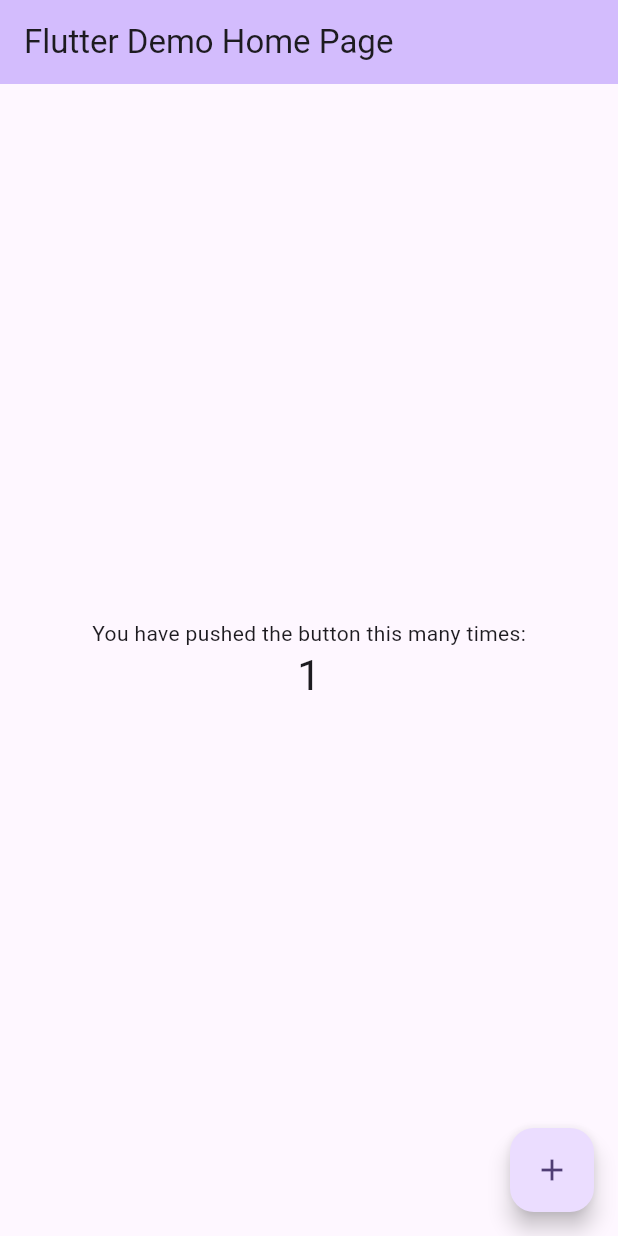
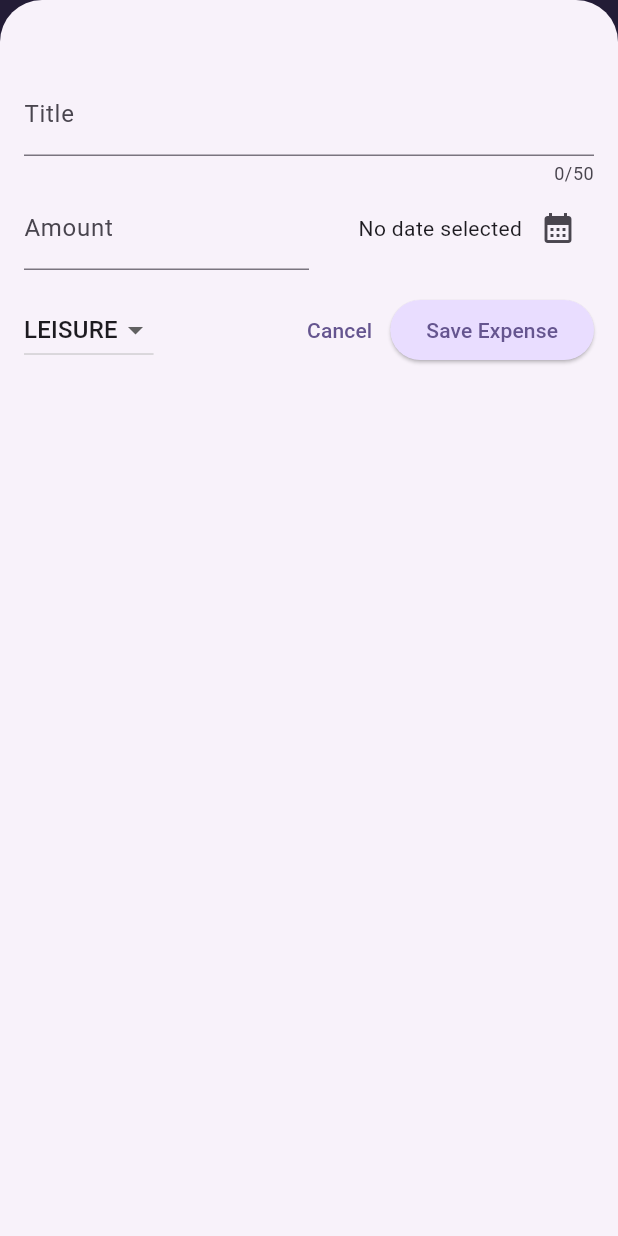
Before and after one commit to advs94/expense_tracker, a Flutter app: the screen it shows after launch, after a tap on the "add" icon, on a phone screen of 412 x 824 dp. Run offline on Flutter 3.47's test engine with Material 3 defaults, Android fonts, the phone set to English and light mode, and no system bars.

Commit message:
Finished Expense Tracker Application

```diff
--- a/lib/main.dart
+++ b/lib/main.dart
@@ -1,125 +1,62 @@
+import 'package:expense_tracker/widgets/expenses.dart';
 import 'package:flutter/material.dart';
 
+var kColorScheme = ColorScheme.fromSeed(
+  seedColor: const Color.fromARGB(255, 96, 59, 181),
+);
+
+var kDarkColorScheme = ColorScheme.fromSeed(
+  brightness: Brightness.dark,
+  seedColor: const Color.fromARGB(255, 5, 99, 125),
+);
+
 void main() {
-  runApp(const MyApp());
-}
-
-class MyApp extends StatelessWidget {
-  const MyApp({super.key});
-
-  // This widget is the root of your application.
-  @override
-  Widget build(BuildContext context) {
-    return MaterialApp(
-      title: 'Flutter Demo',
-      theme: ThemeData(
-        // This is the theme of your application.
-        //
-        // TRY THIS: Try running your application with "flutter run". You'll see
-        // the application has a purple toolbar. Then, without quitting the app,
-        // try changing the seedColor in the colorScheme below to Colors.green
-        // and then invoke "hot reload" (save your changes or press the "hot
-        // reload" button in a Flutter-supported IDE, or press "r" if you used
-        // the command line to start the app).
-        //
-        // Notice that the counter didn't reset back to zero; the application
-        // state is not lost during the reload. To reset the state, use hot
-        // restart instead.
-        //
-        // This works for code too, not just values: Most code changes can be
-        // tested with just a hot reload.
-        colorScheme: ColorScheme.fromSeed(seedColor: Colors.deepPurple),
-        useMaterial3: true,
-      ),
-      home: const MyHomePage(title: 'Flutter Demo Home Page'),
-    );
-  }
-}
-
-class MyHomePage extends StatefulWidget {
-  const MyHomePage({super.key, required this.title});
-
-  // This widget is the home page of your application. It is stateful, meaning
-  // that it has a State object (defined below) that contains fields that affect
-  // how it looks.
-
-  // This class is the configuration for the state. It holds the values (in this
-  // case the title) provided by the parent (in this case the App widget) and
-  // used by the build method of the State. Fields in a Widget subclass are
-  // always marked "final".
-
-  final String title;
-
-  @override
-  State<MyHomePage> createState() => _MyHomePageState();
-}
-
-class _MyHomePageState extends State<MyHomePage> {
-  int _counter = 0;
-
-  void _incrementCounter() {
-    setState(() {
-      // This call to setState tells the Flutter framework that something has
-      // changed in this State, which causes it to rerun the build method below
-      // so that the display can reflect the updated values. If we changed
-      // _counter without calling setState(), then the build method would not be
-      // called again, and so nothing would appear to happen.
-      _counter++;
-    });
-  }
-
-  @override
-  Widget build(BuildContext context) {
-    // This method is rerun every time setState is called, for instance as done
-    // by the _incrementCounter method above.
-    //
-    // The Flutter framework has been optimized to make rerunning build methods
-    // fast, so that you can just rebuild anything that needs updating rather
-    // than having to individually change instances of widgets.
-    return Scaffold(
-      appBar: AppBar(
-        // TRY THIS: Try changing the color here to a specific color (to
-        // Colors.amber, perhaps?) and trigger a hot reload to see the AppBar
-        // change color while the other colors stay the same.
-        backgroundColor: Theme.of(context).colorScheme.inversePrimary,
-        // Here we take the value from the MyHomePage object that was created by
-        // the App.build method, and use it to set our appbar title.
-        title: Text(widget.title),
-      ),
-      body: Center(
-        // Center is a layout widget. It takes a single child and positions it
-        // in the middle of the parent.
-        child: Column(
-          // Column is also a layout widget. It takes a list of children and
-          // arranges them vertically. By default, it sizes itself to fit its
-          // children horizontally, and tries to be as tall as its parent.
-          //
-          // Column has various properties to control how it sizes itself and
-          // how it positions its children. Here we use mainAxisAlignment to
-          // center the children vertically; the main axis here is the vertical
-          // axis because Columns are vertical (the cross axis would be
-          // horizontal).
-          //
-          // TRY THIS: Invoke "debug painting" (choose the "Toggle Debug Paint"
-          // action in the IDE, or press "p" in the console), to see the
-          // wireframe for each widget.
-          mainAxisAlignment: MainAxisAlignment.center,
-          children: <Widget>[
-            const Text(
-              'You have pushed the button this many times:',
-            ),
-            Text(
-              '$_counter',
-              style: Theme.of(context).textTheme.headlineMedium,
-            ),
-          ],
+  runApp(
+    MaterialApp(
+      debugShowCheckedModeBanner: false,
+      darkTheme: ThemeData.dark().copyWith(
+        colorScheme: kDarkColorScheme,
+        cardTheme: const CardTheme().copyWith(
+          color: kDarkColorScheme.secondaryContainer,
+          margin: const EdgeInsets.symmetric(
+            horizontal: 16,
+            vertical: 8,
+          ),
+        ),
+        elevatedButtonTheme: ElevatedButtonThemeData(
+          style: ElevatedButton.styleFrom(
+            backgroundColor: kDarkColorScheme.primaryContainer,
+            foregroundColor: kDarkColorScheme.onPrimaryContainer,
+          ),
         ),
       ),
-      floatingActionButton: FloatingActionButton(
-        onPressed: _incrementCounter,
-        tooltip: 'Increment',
-        child: const Icon(Icons.add),
-      ), // This trailing comma makes auto-formatting nicer for build methods.
-    );
-  }
+      theme: ThemeData().copyWith(
+        colorScheme: kColorScheme,
+        appBarTheme: const AppBarTheme().copyWith(
+          backgroundColor: kColorScheme.onPrimaryContainer,
+          foregroundColor: kColorScheme.primaryContainer,
+        ),
+        cardTheme: const CardTheme().copyWith(
+          color: kColorScheme.secondaryContainer,
+          margin: const EdgeInsets.symmetric(
+            horizontal: 16,
+            vertical: 8,
+          ),
+        ),
+        elevatedButtonTheme: ElevatedButtonThemeData(
+          style: ElevatedButton.styleFrom(
+            backgroundColor: kColorScheme.primaryContainer,
+          ),
+        ),
+        textTheme: ThemeData().textTheme.copyWith(
+              titleLarge: TextStyle(
+                fontWeight: FontWeight.bold,
+                color: kColorScheme.onSecondaryContainer,
+                fontSize: 16,
+              ),
+            ),
+      ),
+      home: const Expenses(),
+    ),
+  );
 }
--- /dev/null
+++ b/lib/models/expense.dart
@@ -0,0 +1,60 @@
+import 'package:flutter/material.dart';
+import 'package:uuid/uuid.dart';
+import 'package:intl/intl.dart';
+
+final formatter = DateFormat.yMd();
+
+const Uuid uuid = Uuid();
+
+enum Category { food, travel, leisure, work }
+
+const categoryIcons = {
+  Category.food: Icons.lunch_dining,
+  Category.travel: Icons.flight_takeoff,
+  Category.leisure: Icons.movie,
+  Category.work: Icons.work,
+};
+
+class Expense {
+  Expense({
+    required this.title,
+    required this.amount,
+    required this.date,
+    required this.category,
+  }) : id = uuid.v4();
+
+  final String id;
+  final String title;
+  final double amount;
+  final DateTime date;
+  final Category category;
+
+  String get formattedDate {
+    return formatter.format(date);
+  }
+}
+
+class ExpenseBucket {
+  const ExpenseBucket({
+    required this.category,
+    required this.expenses,
+  });
+
+  ExpenseBucket.forCategory(List<Expense> allExpenses, this.category)
+      : expenses = allExpenses
+            .where((expense) => expense.category == category)
+            .toList();
+
+  final Category category;
+  final List<Expense> expenses;
+
+  double get totalExpenses {
+    double sum = 0;
+
+    for (var expense in expenses) {
+      sum += expense.amount;
+    }
+
+    return sum;
+  }
+}
--- /dev/null
+++ b/lib/widgets/chart/chart.dart
@@ -0,0 +1,95 @@
+import 'package:flutter/material.dart';
+
+import 'package:expense_tracker/widgets/chart/chart_bar.dart';
+import 'package:expense_tracker/models/expense.dart';
+
+class Chart extends StatelessWidget {
+  const Chart({super.key, required this.expenses});
+
+  final List<Expense> expenses;
+
+  List<ExpenseBucket> get buckets {
+    return [
+      ExpenseBucket.forCategory(expenses, Category.food),
+      ExpenseBucket.forCategory(expenses, Category.leisure),
+      ExpenseBucket.forCategory(expenses, Category.travel),
+      ExpenseBucket.forCategory(expenses, Category.work),
+    ];
+  }
+
+  double get maxTotalExpense {
+    double maxTotalExpense = 0;
+
+    for (final bucket in buckets) {
+      if (bucket.totalExpenses > maxTotalExpense) {
+        maxTotalExpense = bucket.totalExpenses;
+      }
+    }
+
+    return maxTotalExpense;
+  }
+
+  @override
+  Widget build(BuildContext context) {
+    final isDarkMode =
+        MediaQuery.of(context).platformBrightness == Brightness.dark;
+    return Container(
+      margin: const EdgeInsets.all(16),
+      padding: const EdgeInsets.symmetric(
+        vertical: 16,
+        horizontal: 8,
+      ),
+      width: double.infinity,
+      height: 180,
+      decoration: BoxDecoration(
+        borderRadius: BorderRadius.circular(8),
+        gradient: LinearGradient(
+          colors: [
+            Theme.of(context).colorScheme.primary.withOpacity(0.3),
+            Theme.of(context).colorScheme.primary.withOpacity(0.0)
+          ],
+          begin: Alignment.bottomCenter,
+          end: Alignment.topCenter,
+        ),
+      ),
+      child: Column(
+        children: [
+          Expanded(
+            child: Row(
+              crossAxisAlignment: CrossAxisAlignment.end,
+              children: [
+                for (final bucket in buckets) // alternative to map()
+                  ChartBar(
+                    fill: bucket.totalExpenses == 0
+                        ? 0
+                        : bucket.totalExpenses / maxTotalExpense,
+                  )
+              ],
+            ),
+          ),
+          const SizedBox(height: 12),
+          Row(
+            children: buckets
+                .map(
+                  (bucket) => Expanded(
+                    child: Padding(
+                      padding: const EdgeInsets.symmetric(horizontal: 4),
+                      child: Icon(
+                        categoryIcons[bucket.category],
+                        color: isDarkMode
+                            ? Theme.of(context).colorScheme.secondary
+                            : Theme.of(context)
+                                .colorScheme
+                                .primary
+                                .withOpacity(0.7),
+                      ),
+                    ),
+                  ),
+                )
+                .toList(),
+          )
+        ],
+      ),
+    );
+  }
+}
--- /dev/null
+++ b/lib/widgets/chart/chart_bar.dart
@@ -0,0 +1,34 @@
+import 'package:flutter/material.dart';
+
+class ChartBar extends StatelessWidget {
+  const ChartBar({
+    super.key,
+    required this.fill,
+  });
+
+  final double fill;
+
+  @override
+  Widget build(BuildContext context) {
+    final isDarkMode =
+        MediaQuery.of(context).platformBrightness == Brightness.dark;
+    return Expanded(
+      child: Padding(
+        padding: const EdgeInsets.symmetric(horizontal: 4),
+        child: FractionallySizedBox(
+          heightFactor: fill,
+          child: DecoratedBox(
+            decoration: BoxDecoration(
+              shape: BoxShape.rectangle,
+              borderRadius:
+                  const BorderRadius.vertical(top: Radius.circular(8)),
+              color: isDarkMode
+                  ? Theme.of(context).colorScheme.secondary
+                  : Theme.of(context).colorScheme.primary.withOpacity(0.65),
+            ),
+          ),
+        ),
+      ),
+    );
+  }
+}
--- /dev/null
+++ b/lib/widgets/expenses.dart
@@ -0,0 +1,99 @@
+import 'package:expense_tracker/widgets/chart/chart.dart';
+import 'package:expense_tracker/widgets/expenses_list/expenses_list.dart';
+import 'package:expense_tracker/models/expense.dart';
+import 'package:expense_tracker/widgets/new_expense.dart';
+import 'package:flutter/material.dart';
+
+class Expenses extends StatefulWidget {
+  const Expenses({super.key});
+
+  @override
+  State<Expenses> createState() {
+    return _ExpensesState();
+  }
+}
+
+class _ExpensesState extends State<Expenses> {
+  final List<Expense> _registeredExpenses = [
+    Expense(
+      title: 'Flutter Course',
+      amount: 19.99,
+      date: DateTime.now(),
+      category: Category.work,
+    ),
+    Expense(
+      title: 'Cinema',
+      amount: 15.69,
+      date: DateTime.now(),
+      category: Category.leisure,
+    ),
+  ];
+
+  void _openAddExpenseOverlay() {
+    showModalBottomSheet(
+      isScrollControlled: true,
+      context: context,
+      builder: (ctx) => NewExpense(onAddExpense: _addExpense),
+    );
+  }
+
+  void _addExpense(Expense expense) {
+    setState(() {
+      _registeredExpenses.add(expense);
+    });
+  }
+
+  void _removeExpense(Expense expense) {
+    final expenseIndex = _registeredExpenses.indexOf(expense);
+    setState(() {
+      _registeredExpenses.remove(expense);
+    });
+    ScaffoldMessenger.of(context).clearSnackBars();
+    ScaffoldMessenger.of(context).showSnackBar(
+      SnackBar(
+        duration: const Duration(seconds: 3),
+        content: const Text('Expense deleted.'),
+        action: SnackBarAction(
+          label: 'Undo',
+          onPressed: () {
+            setState(() {
+              _registeredExpenses.insert(expenseIndex, expense);
+            });
+          },
+        ),
+      ),
+    );
+  }
+
+  @override
+  Widget build(BuildContext context) {
+    Widget mainContent = const Center(
+      child: Text('No expenses found. Start adding some!'),
+    );
+
+    if (_registeredExpenses.isNotEmpty) {
+      mainContent = ExpensesList(
+        expenses: _registeredExpenses,
+        onRemoveExpense: _removeExpense,
+      );
+    }
+
+    return Scaffold(
+      appBar: AppBar(
+        title: const Text('Flutter ExpenseTracker'),
+        actions: [
+          IconButton(
+            onPressed: _openAddExpenseOverlay,
+            icon: const Icon(Icons.add),
+          ),
+        ],
+      ),
+      body: Column(
+        children: [
+          Chart(expenses: _registeredExpenses),
+          Expanded(child: mainContent),
+        ],
+      ),
+    );
+  }
+}
--- /dev/null
+++ b/lib/widgets/expenses_list/expense_item.dart
@@ -0,0 +1,43 @@
+import 'package:expense_tracker/models/expense.dart';
+import 'package:flutter/material.dart';
+
+class ExpenseItem extends StatelessWidget {
+  const ExpenseItem(this.expense, {super.key});
+
+  final Expense expense;
+
+  @override
+  Widget build(BuildContext context) {
+    return Card(
+      child: Padding(
+        padding: const EdgeInsets.symmetric(
+          horizontal: 20.0,
+          vertical: 16.0,
+        ),
+        child: Column(
+          crossAxisAlignment: CrossAxisAlignment.start,
+          children: [
+            Text(
+              expense.title,
+              style: Theme.of(context).textTheme.titleLarge,
+            ),
+            const SizedBox(height: 4.0),
+            Row(
+              children: [
+                Text('\$${expense.amount.toStringAsFixed(2)}'),
+                const Spacer(),
+                Row(
+                  children: [
+                    Icon(categoryIcons[expense.category]),
+                    const SizedBox(width: 8.0),
+                    Text(expense.formattedDate),
+                  ],
+                ),
+              ],
+            )
+          ],
+        ),
+      ),
+    );
+  }
+}
--- /dev/null
+++ b/lib/widgets/expenses_list/expenses_list.dart
@@ -0,0 +1,34 @@
+import 'package:expense_tracker/models/expense.dart';
+import 'package:expense_tracker/widgets/expenses_list/expense_item.dart';
+import 'package:flutter/material.dart';
+
+class ExpensesList extends StatelessWidget {
+  const ExpensesList({
+    super.key,
+    required this.expenses,
+    required this.onRemoveExpense,
+  });
+
+  final List<Expense> expenses;
+  final void Function(Expense expense) onRemoveExpense;
+
+  @override
+  Widget build(BuildContext context) {
+    return ListView.builder(
+      itemCount: expenses.length,
+      itemBuilder: (ctx, index) => Dismissible(
+        key: ValueKey(expenses[index]),
+        background: Container(
+          color: Theme.of(context).colorScheme.error.withOpacity(0.75),
+          margin: EdgeInsets.symmetric(
+            horizontal: Theme.of(context).cardTheme.margin!.horizontal,
+          ),
+        ),
+        onDismissed: (direction) {
+          onRemoveExpense(expenses[index]);
+        },
+        child: ExpenseItem(expenses[index]),
+      ),
+    );
+  }
+}
--- /dev/null
+++ b/lib/widgets/new_expense.dart
@@ -0,0 +1,170 @@
+import 'package:flutter/material.dart';
+import 'package:expense_tracker/models/expense.dart';
+
+class NewExpense extends StatefulWidget {
+  const NewExpense({
+    super.key,
+    required this.onAddExpense,
+  });
+
+  final void Function(Expense) onAddExpense;
+
+  @override
+  State<NewExpense> createState() {
+    return _NewExpenseState();
+  }
+}
+
+class _NewExpenseState extends State<NewExpense> {
+  final _titleController = TextEditingController();
+  final _amountController = TextEditingController();
+  DateTime? _selectedDate;
+  Category _selectedCategory = Category.leisure;
+
+  void _presentDatePicker() async {
+    final now = DateTime.now();
+    final firstDate = DateTime(now.year - 1, now.month, now.day);
+
+    final pickedDate = await showDatePicker(
+      context: context,
+      initialDate: now,
+      firstDate: firstDate,
+      lastDate: now,
+    );
+
+    setState(() {
+      _selectedDate = pickedDate;
+    });
+  }
+
+  void _submitExpenseData() {
+    final enteredAmount = double.tryParse(_amountController.text);
+    final amountIsInvalid = enteredAmount == null || enteredAmount <= 0;
+
+    if (_titleController.text.trim().isEmpty ||
+        amountIsInvalid ||
+        _selectedDate == null) {
+      showDialog(
+        context: context,
+        builder: (ctx) => AlertDialog(
+          title: const Text('Invalid Input'),
+          content: const Text(
+              'Please make sure a valid title, amount, date and category was entered.'),
+          actions: [
+            TextButton(
+                onPressed: () {
+                  Navigator.pop(ctx);
+                },
+                child: const Text('Okay')),
+          ],
+        ),
+      );
+
+      return;
+    }
+
+    widget.onAddExpense(
+      Expense(
+        title: _titleController.text,
+        amount: double.tryParse(_amountController.text)!,
+        date: _selectedDate!,
+        category: _selectedCategory,
+      ),
+    );
+
+    Navigator.pop(context);
+  }
+
+  @override
+  void dispose() {
+    _titleController.dispose();
+    _amountController.dispose();
+    super.dispose();
+  }
+
+  @override
+  Widget build(BuildContext context) {
+    return Padding(
+      padding: const EdgeInsets.fromLTRB(16, 48, 16, 16),
+      child: Column(
+        children: [
+          TextField(
+            controller: _titleController,
+            maxLength: 50,
+            decoration: const InputDecoration(
+              label: Text('Title'),
+            ),
+          ),
+          Row(
+            children: [
+              Expanded(
+                child: TextField(
+                  controller: _amountController,
+                  keyboardType: TextInputType.number,
+                  decoration: const InputDecoration(
+                    prefixText: '\$ ',
+                    label: Text('Amount'),
+                  ),
+                ),
+              ),
+              const SizedBox(height: 16.0),
+              Expanded(
+                child: Row(
+                  mainAxisAlignment: MainAxisAlignment.end,
+                  crossAxisAlignment: CrossAxisAlignment.center,
+                  children: [
+                    Text(_selectedDate == null
+                        ? 'No date selected'
+                        : formatter.format(_selectedDate!)),
+                    IconButton(
+                      onPressed: _presentDatePicker,
+                      icon: const Icon(Icons.calendar_month),
+                    )
+                  ],
+                ),
+              ),
+            ],
+          ),
+          const SizedBox(height: 16.0),
+          Row(
+            children: [
+              DropdownButton(
+                value: _selectedCategory,
+                items: Category.values
+                    .map(
+                      (category) => DropdownMenuItem(
+                        value: category,
+                        child: Text(
+                          category.name.toUpperCase(),
+                        ),
+                      ),
+                    )
+                    .toList(),
+                onChanged: (value) {
+                  if (value != null) {
+                    setState(() {
+                      _selectedCategory = value;
+                    });
+                  }
+                },
+              ),
+              const Spacer(),
+              TextButton(
+                onPressed: () {
+                  Navigator.pop(context);
+                },
+                child: const Text('Cancel'),
+              ),
+              ElevatedButton(
+                onPressed: () {
+                  _submitExpenseData();
+                },
+                child: const Text('Save Expense'),
+              ),
+            ],
+          ),
+        ],
+      ),
+    );
+  }
+}
--- a/pubspec.yaml
+++ b/pubspec.yaml
@@ -35,6 +35,8 @@ dependencies:
   # The following adds the Cupertino Icons font to your application.
   # Use with the CupertinoIcons class for iOS style icons.
   cupertino_icons: ^1.0.6
+  uuid: ^4.4.2
+  intl: ^0.19.0
 
 dev_dependencies:
   flutter_test:
```
Also changed, not shown: pubspec.lock, 1 other file.
